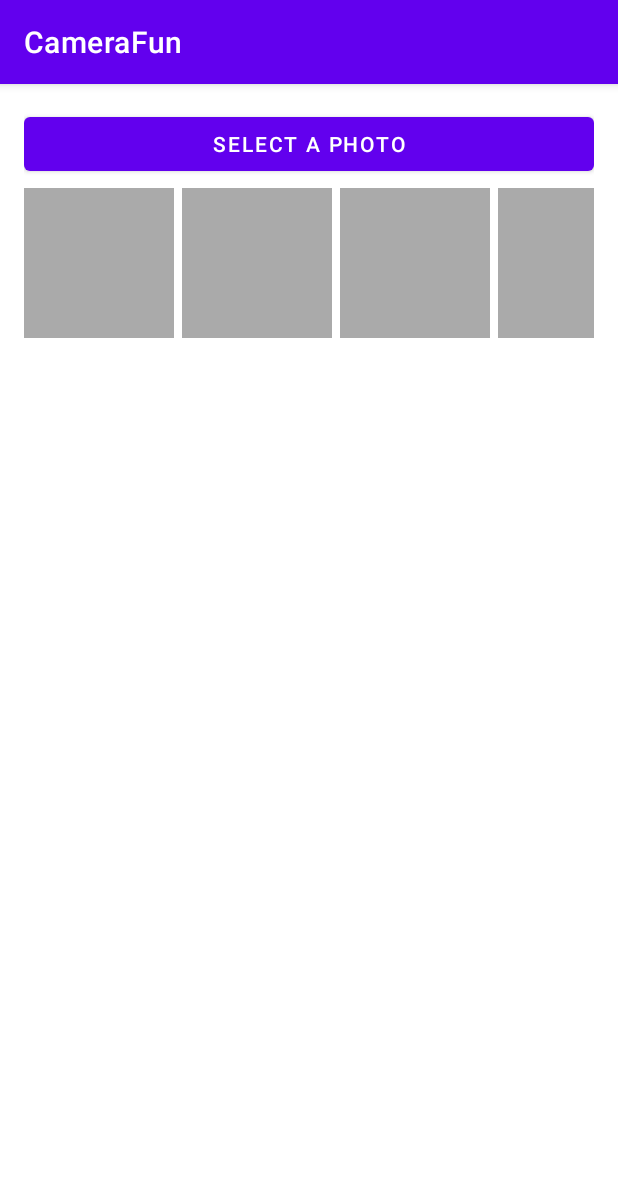
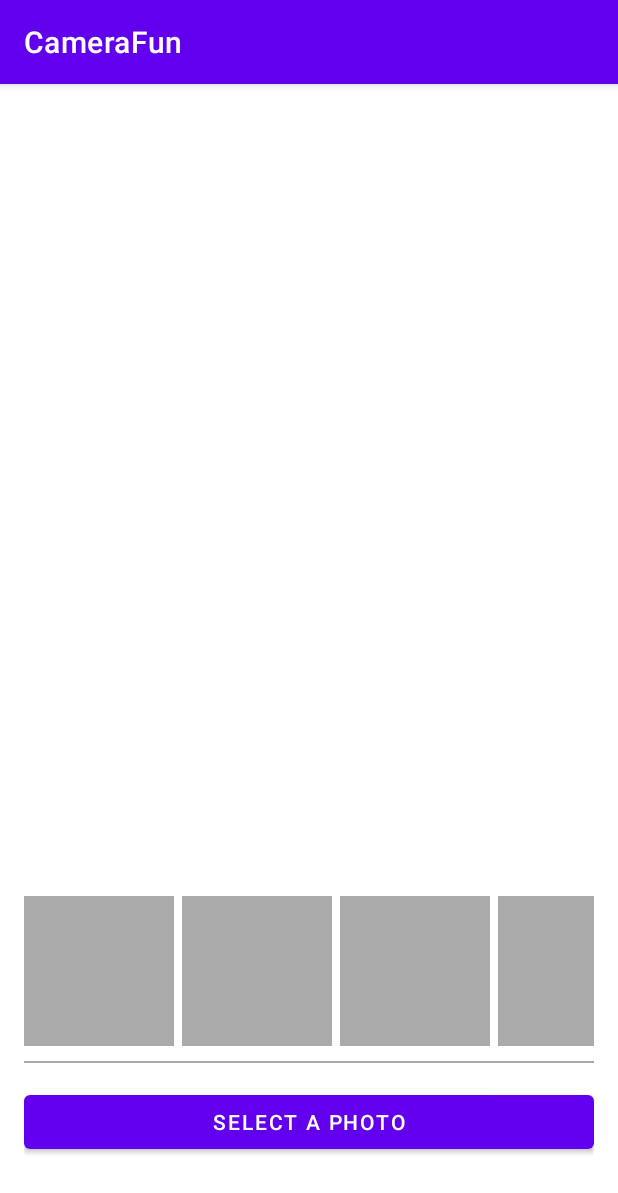
Before and after one commit to letiya/CameraFun, an Android app: the screen it shows after launch (MainActivity), on a phone screen of 412 x 824 dp. Shown: the top 1193 px of the screen. Run offline under Robolectric (Android 15) with nearby library versions, the phone set to English and light mode, and no system bars.

Commit message:
Update the UI.

```diff
--- a/app/src/main/res/layout/activity_main.xml
+++ b/app/src/main/res/layout/activity_main.xml
@@ -11,20 +11,16 @@
     android:layout_marginTop="16dp"
     tools:context=".MainActivity">
 
-    <Button
-        android:id="@+id/photo_select_btn"
-        android:layout_width="match_parent"
-        android:layout_height="wrap_content"
-        android:text="@string/photo_select_text" />
-
     <ImageView
         android:id="@+id/photo_view"
         android:layout_width="match_parent"
-        android:layout_height="wrap_content"
+        android:layout_height="500dp"
+        android:layout_marginTop="10dp"
+        android:layout_marginBottom="10dp"
         android:scaleType="centerInside"
         android:adjustViewBounds="true"
         android:cropToPadding="true"
-        android:background="@android:color/darker_gray" />
+        android:background="@android:color/white" />
 
     <HorizontalScrollView
         android:layout_width="wrap_content"
@@ -85,4 +81,18 @@
 
     </HorizontalScrollView>
 
+    <View
+        android:layout_width="match_parent"
+        android:layout_height="1dp"
+        android:layout_marginTop="10dp"
+        android:background="@android:color/darker_gray"/>
+
+    <Button
+        android:id="@+id/photo_select_btn"
+        android:layout_width="match_parent"
+        android:layout_height="wrap_content"
+        android:layout_marginTop="15dp"
+        android:layout_marginBottom="5dp"
+        android:text="@string/photo_select_text" />
+
 </LinearLayout>
```
